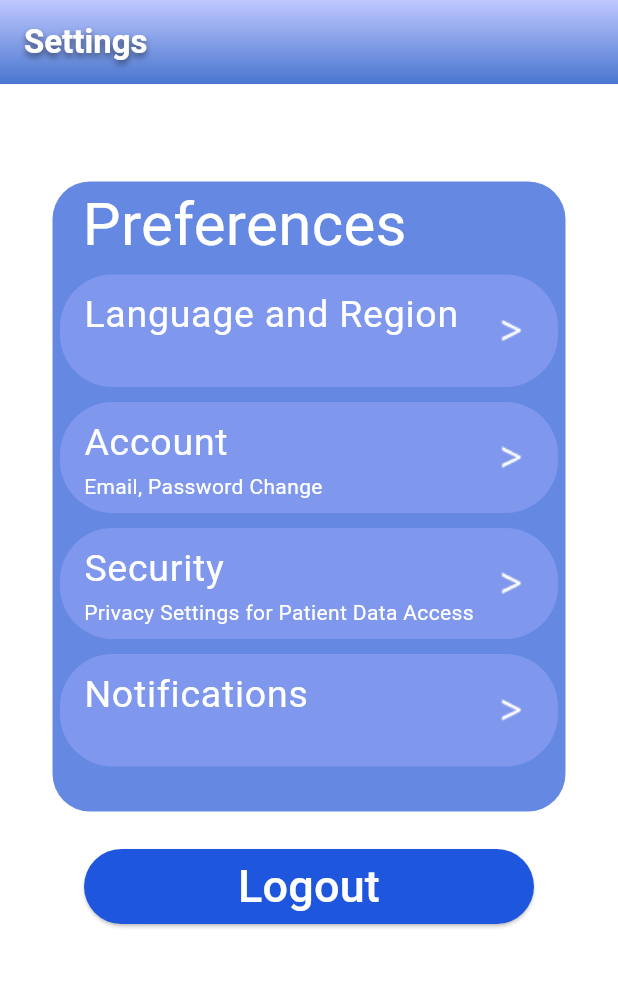
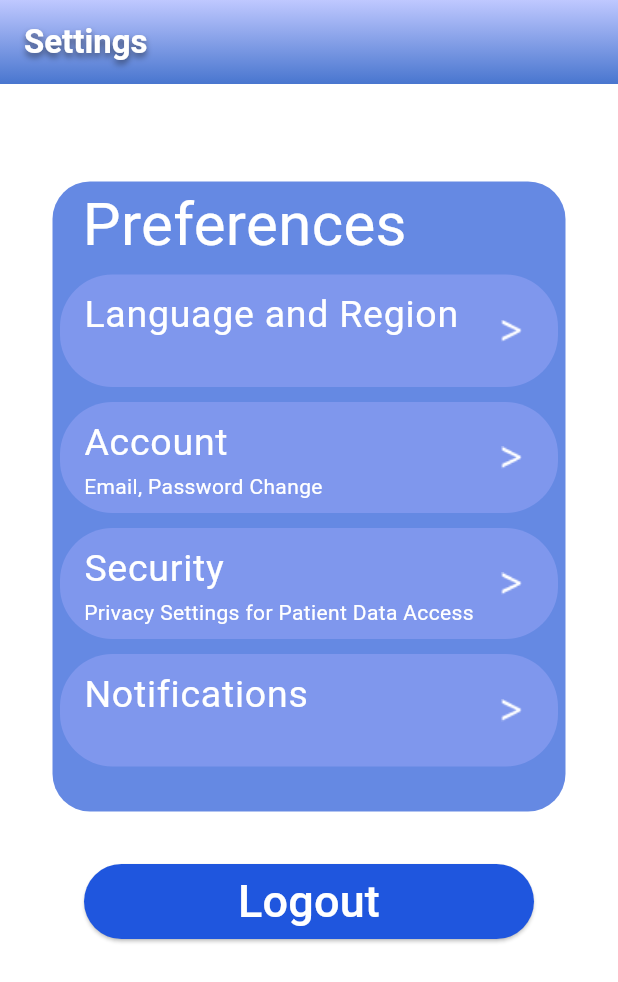
Before and after one commit to jorkd21/MediPal, a Flutter app: the SettingsPage screen opened by its route, on a phone screen of 412 x 824 dp. Shown: the top 982 px of the screen. Run offline on Flutter 3.47's test engine with Material 3 defaults, Android fonts, the phone set to English and light mode, and no system bars; our stand-ins replace dropdown_search, firebase_auth, firebase_core, firebase_database, firebase_storage, image_picker and 2 more; missing offline and left inert: firebase_ui_auth; accounts and stored records are empty; generated files the repository leaves out were written again.

Commit message:
Fixed Settings
Fixed settings overflow.

```diff
--- a/lib/chat/chat_list.dart
+++ b/lib/chat/chat_list.dart
@@ -71,7 +71,6 @@ class ChatListState extends State<ChatList> {
                 if (practitioner.id == _firebaseAuth.currentUser!.uid) {
                   return Container();
                 }
-
                 return Container(
                   decoration: const BoxDecoration(
                     border: Border(
--- a/lib/main.dart
+++ b/lib/main.dart
@@ -1,4 +1,3 @@
-import 'dart:html';
 
 import 'package:flutter/material.dart';
 // firebase
--- a/lib/pages/settings.dart
+++ b/lib/pages/settings.dart
@@ -310,6 +310,7 @@ class _SettingsPageState extends State<SettingsPage> {
                                             ],
                                           ),
                                         ),
+                                        SizedBox(height: 10,),
                                         ElevatedButton(
                                           style: ElevatedButton.styleFrom(
                                             backgroundColor: Color(0xFF1F56DE),
```
